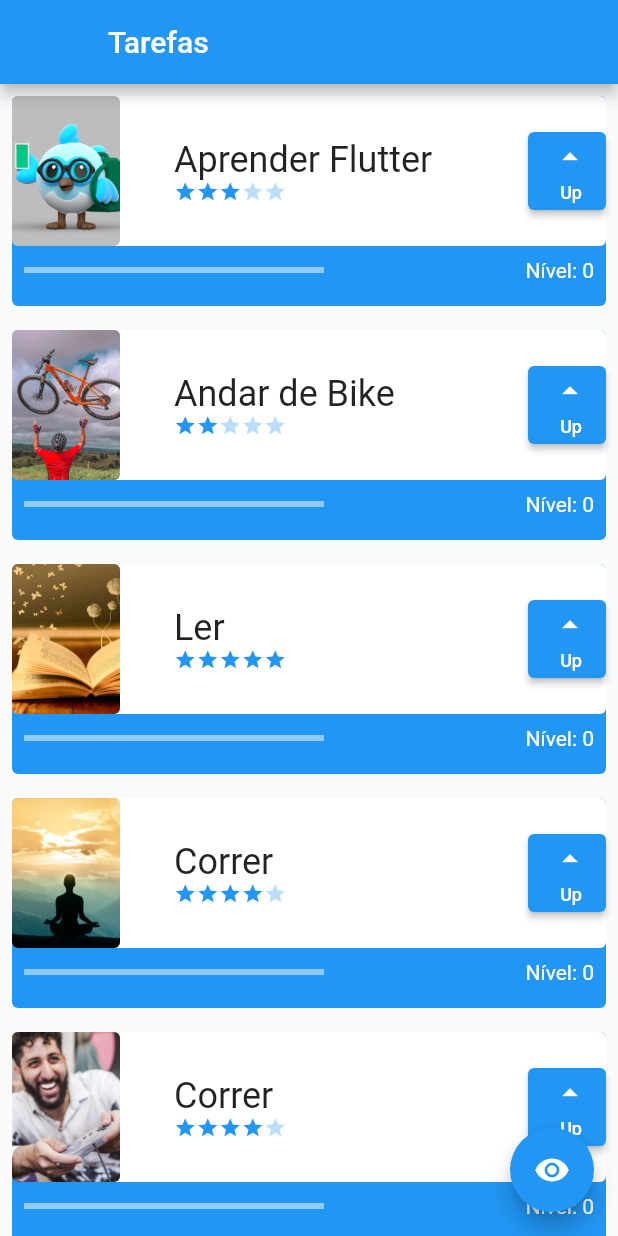
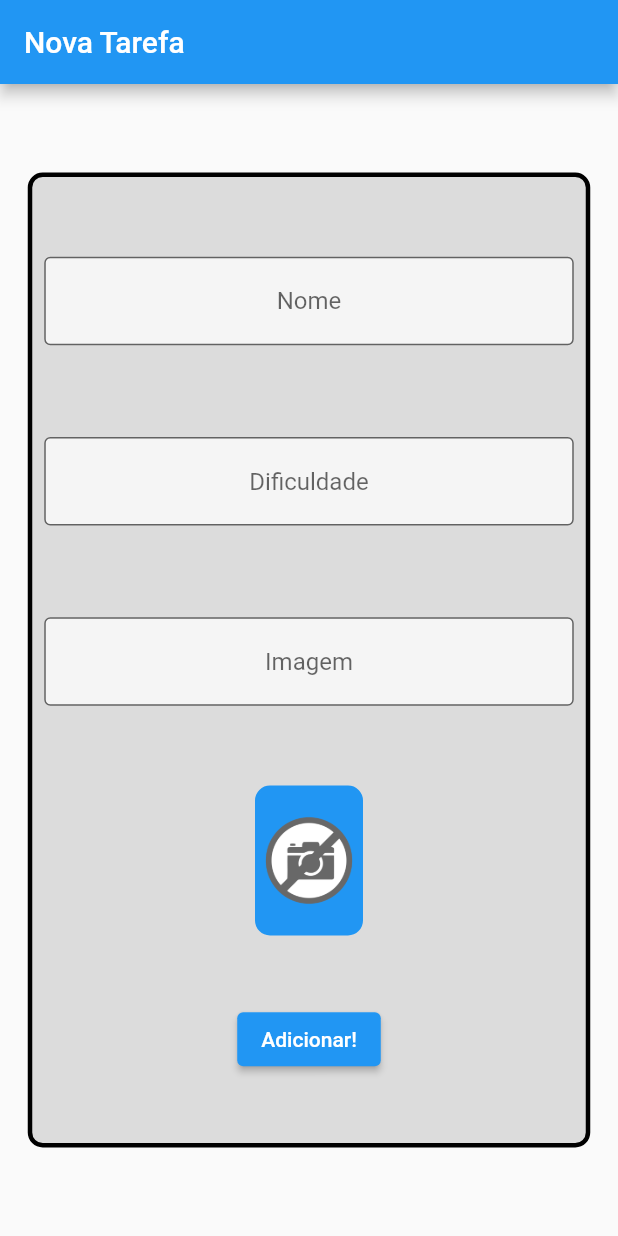
Before and after one commit to lucassamel/first_project, a Flutter app: the screen it shows after launch, on a phone screen of 412 x 824 dp. Run offline on Flutter 3.47's test engine with Material 2 defaults, Android fonts, the phone set to English and light mode, and no system bars; network calls fail.

Commit message:
Tratamento de erro para o carregamento da imagem.

```diff
--- a/lib/main.dart
+++ b/lib/main.dart
@@ -1,6 +1,6 @@
+import 'package:first_project/screens/form_screen.dart';
 import 'package:flutter/material.dart';
 
-import 'screens/initial_screen.dart';
 
 void main() {
   runApp(const MyApp());
@@ -16,7 +16,7 @@ class MyApp extends StatelessWidget {
       theme: ThemeData(
         primarySwatch: Colors.blue,
       ),
-      home: const InicialScreen(),
+      home: const FormScreen(),
     );
   }
 }
--- /dev/null
+++ b/lib/screens/form_screen.dart
@@ -0,0 +1,104 @@
+import 'package:flutter/material.dart';
+
+class FormScreen extends StatefulWidget {
+  const FormScreen({Key? key}) : super(key: key);
+
+  @override
+  State<FormScreen> createState() => _State();
+}
+
+class _State extends State<FormScreen> {
+  TextEditingController nameController = TextEditingController();
+  TextEditingController difficultyController = TextEditingController();
+  TextEditingController imageController = TextEditingController();
+
+  @override
+  Widget build(BuildContext context) {
+    return Scaffold(
+      appBar: AppBar(
+        title: const Text("Nova Tarefa "),
+      ),
+      body: Center(
+        child: Container(
+          height: 650,
+          width: 375,
+          decoration: BoxDecoration(
+              color: Colors.black12,
+              borderRadius: BorderRadius.circular(10),
+              border: Border.all(width: 3)),
+          child: Column(
+            mainAxisAlignment: MainAxisAlignment.spaceEvenly,
+            crossAxisAlignment: CrossAxisAlignment.center,
+            children: [
+              Padding(
+                padding: const EdgeInsets.all(8.0),
+                child: TextFormField(
+                  controller: nameController,
+                  textAlign: TextAlign.center,
+                  decoration: const InputDecoration(
+                      border: OutlineInputBorder(),
+                      hintText: "Nome",
+                      fillColor: Colors.white70,
+                      filled: true),
+                ),
+              ),
+              Padding(
+                padding: const EdgeInsets.all(8.0),
+                child: TextFormField(
+                  controller: difficultyController,
+                  textAlign: TextAlign.center,
+                  decoration: const InputDecoration(
+                      border: OutlineInputBorder(),
+                      hintText: "Dificuldade",
+                      fillColor: Colors.white70,
+                      filled: true),
+                ),
+              ),
+              Padding(
+                padding: const EdgeInsets.all(8.0),
+                child: TextFormField(
+                  onChanged: (text) {
+                    setState(() {});
+                  },
+                  controller: imageController,
+                  textAlign: TextAlign.center,
+                  decoration: const InputDecoration(
+                      border: OutlineInputBorder(),
+                      hintText: "Imagem",
+                      fillColor: Colors.white70,
+                      filled: true),
+                ),
+              ),
+              Container(
+                height: 100,
+                width: 72,
+                decoration: BoxDecoration(
+                    color: Colors.blue,
+                    borderRadius: BorderRadius.circular(10),
+                    border: Border.all(width: 2, color: Colors.blue)),
+                child: ClipRRect(
+                  borderRadius: BorderRadius.circular(10),
+                  child: Image.network(
+                    imageController.text,
+                    errorBuilder: (BuildContext context, Object exception,
+                        StackTrace? stackTrace) {
+                      return Image.asset('assets/images/nophoto.png');
+                    },
+                    fit: BoxFit.cover,
+                  ),
+                ),
+              ),
+              ElevatedButton(
+                  onPressed: () {
+                    // print(nameController.text);
+                    // print(int.parse(difficultyController.text));
+                    // print(imageController.text);
+                  },
+                  child: const Text('Adicionar!')),
+            ],
+          ),
+        ),
+      ),
+    );
+  }
+}
```
Also changed, not shown: assets/images/nophoto.png (added), lib/components/task.dart (line endings or trailing spaces).
